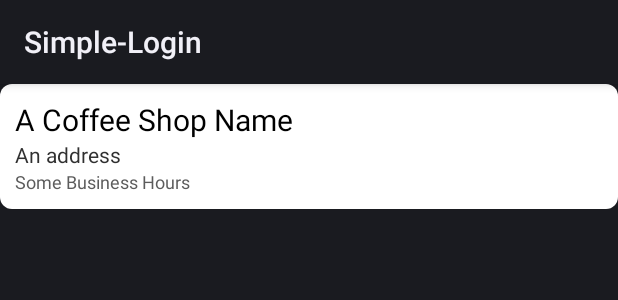
After one commit to littlejohn-c/Find-My-Coffee-App, an Android app: the layout item_view.xml on its own in the app's theme, with its tools: preview values and no code run, on a phone screen of 412 x 824 dp. The commit adds this screen. Shown: the top 300 px of the screen. Run offline under Robolectric (Android 15) with nearby library versions, the phone set to English and light mode, and no system bars.

Commit message:
Added CoffeeShopList

```diff
--- a/app/build.gradle
+++ b/app/build.gradle
@@ -1,5 +1,6 @@
 plugins {
     id 'com.android.application'
+    id 'realm-android'
 }
 
 android {
@@ -33,6 +34,7 @@ dependencies {
     implementation 'androidx.appcompat:appcompat:1.4.1'
     implementation 'com.google.android.material:material:1.5.0'
     implementation 'androidx.constraintlayout:constraintlayout:2.1.3'
+    implementation 'androidx.recyclerview:recyclerview:1.2.1'
     testImplementation 'junit:junit:4.13.2'
     androidTestImplementation 'androidx.test.ext:junit:1.1.3'
     androidTestImplementation 'androidx.test.espresso:espresso-core:3.4.0'
--- a/app/src/main/java/com/example/simple_login/MainActivity.java
+++ b/app/src/main/java/com/example/simple_login/MainActivity.java
@@ -2,6 +2,7 @@ package com.example.simple_login;
 
 import androidx.appcompat.app.AppCompatActivity;
 
+import android.content.Intent;
 import android.os.Bundle;
 import android.view.View;
 import android.widget.TextView;
@@ -24,11 +25,13 @@ public class MainActivity extends AppCompatActivity {
 
         //admin and admin
 
+        startActivity(new Intent(MainActivity.this, CoffeeShopListActivity.class));
         loginbtn.setOnClickListener(new View.OnClickListener() {
             @Override
             public void onClick(View view) {
                 if (username.getText().toString().equals("admin") && (password.getText().toString().equals("admin"))) {
                     //correct
+
                     Toast.makeText(MainActivity.this, "LOGIN SUCCESSFUL", Toast.LENGTH_SHORT).show();
                 } else {
                     Toast.makeText(MainActivity.this, "LOGIN FAILED. TRY AGAIN.", Toast.LENGTH_SHORT).show();
--- /dev/null
+++ b/app/src/main/res/drawable/rounded_corner.xml
@@ -0,0 +1,6 @@
+<?xml version="1.0" encoding="utf-8"?>
+<shape xmlns:android="http://schemas.android.com/apk/res/android"
+    android:shape="rectangle">
+    <solid android:color="@color/white"/>
+    <corners android:radius="8dp"/>
+</shape>
--- /dev/null
+++ b/app/src/main/res/layout/item_view.xml
@@ -0,0 +1,33 @@
+<?xml version="1.0" encoding="utf-8"?>
+<RelativeLayout xmlns:android="http://schemas.android.com/apk/res/android"
+    android:layout_width="match_parent"
+    android:layout_height="wrap_content"
+    android:padding="10dp"
+    android:layout_marginBottom="10dp"
+    android:background="@drawable/rounded_corner"
+    xmlns:tools="http://schemas.android.com/tools">
+
+    <TextView
+        android:layout_width="match_parent"
+        android:layout_height="wrap_content"
+        android:id="@+id/nameoutput"
+        android:textSize="20dp"
+        android:textColor="@color/black"
+        tools:text="A Coffee Shop Name" />
+    <TextView
+        android:layout_width="match_parent"
+        android:layout_height="wrap_content"
+        android:id="@+id/addressoutput"
+        android:layout_below="@id/nameoutput"
+        android:textColor="#303030"
+        tools:text="An address" />
+    <TextView
+        android:layout_width="match_parent"
+        android:layout_height="wrap_content"
+        android:id="@+id/hoursoutput"
+        android:layout_below="@id/addressoutput"
+        android:textSize="12dp"
+        android:textColor="#5C5C5C"
+        tools:text="Some Business Hours" />
+
+</RelativeLayout>
```
Also changed, not shown: app/src/main/AndroidManifest.xml (+18 -0 lines), app/src/main/java/com/example/simple_login/AddShopActivity.java (added, +47 -0 lines), app/src/main/java/com/example/simple_login/CoffeeShop.java (added, +35 -0 lines), app/src/main/java/com/example/simple_login/CoffeeShopListActivity.java (added, +53 -0 lines), app/src/main/java/com/example/simple_login/MyAdapter.java (added, +56 -0 lines), app/src/main/res/layout/activity_add_shop.xml (added, +68 -0 lines), app/src/main/res/layout/activity_coffee_shop_list.xml (added, +50 -0 lines), build.gradle (+12 -0 lines).
